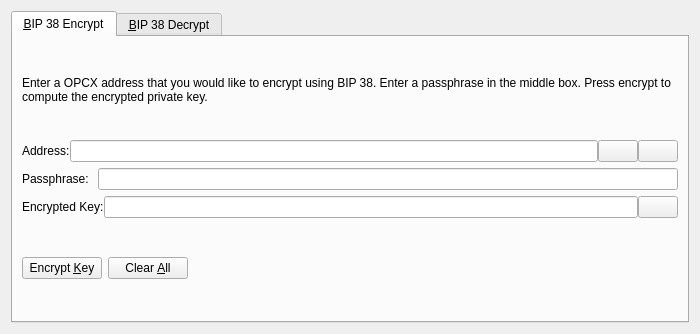
Qt form src/qt/forms/bip38tooldialog.ui (opcoinx/OPCoinX) before a commit.
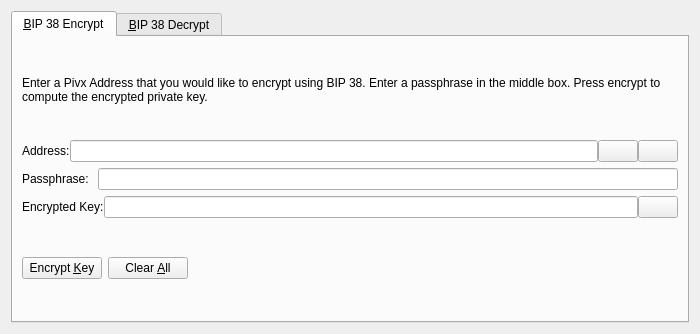
The same form after that commit. The open tabs and pages were chosen to show the change. Icons and pictures are not drawn. Custom widgets are drawn as their Qt base class.

Patch:
```diff
--- a/src/qt/forms/bip38tooldialog.ui
+++ b/src/qt/forms/bip38tooldialog.ui
@@ -30,7 +30,7 @@
        <item>
         <widget class="QLabel" name="infoLabel_ENC">
          <property name="text">
-          <string>Enter a OPCX address that you would like to encrypt using BIP 38. Enter a passphrase in the middle box. Press encrypt to compute the encrypted private key.</string>
+          <string>Enter a Pivx Address that you would like to encrypt using BIP 38. Enter a passphrase in the middle box. Press encrypt to compute the encrypted private key.</string>
          </property>
          <property name="textFormat">
           <enum>Qt::PlainText</enum>
```
Left out of the diff: 28 changed lines with no effect on the pictures.
